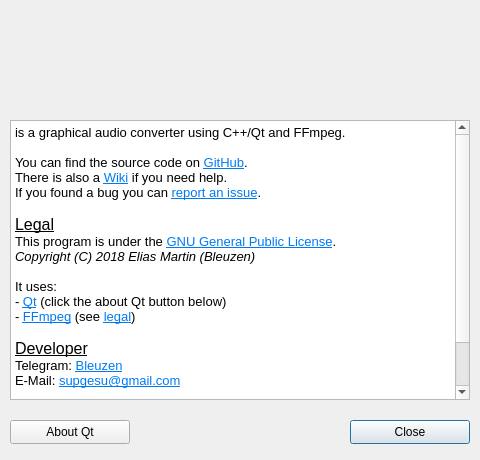
Before: the Qt Designer form src/aboutdialog.ui in Bleuzen/FFaudioConverter, drawn with Qt 5.
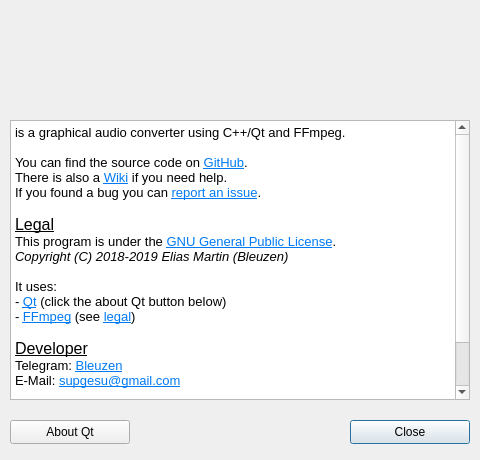
After: the same form once the commit is applied.

```diff
--- a/src/aboutdialog.ui
+++ b/src/aboutdialog.ui
@@ -127,7 +127,7 @@
 &lt;p style=&quot;-qt-paragraph-type:empty; margin-top:0px; margin-bottom:0px; margin-left:0px; margin-right:0px; -qt-block-indent:0; text-indent:0px;&quot;&gt;&lt;br /&gt;&lt;/p&gt;
 &lt;p style=&quot; margin-top:0px; margin-bottom:0px; margin-left:0px; margin-right:0px; -qt-block-indent:0; text-indent:0px;&quot;&gt;&lt;span style=&quot; font-size:12pt; text-decoration: underline;&quot;&gt;Legal&lt;/span&gt;&lt;/p&gt;
 &lt;p style=&quot; margin-top:0px; margin-bottom:0px; margin-left:0px; margin-right:0px; -qt-block-indent:0; text-indent:0px;&quot;&gt;This program is under the &lt;a href=&quot;https://www.gnu.org/licenses/gpl-3.0.txt&quot;&gt;&lt;span style=&quot; text-decoration: underline; color:#007af4;&quot;&gt;GNU General Public License&lt;/span&gt;&lt;/a&gt;.&lt;/p&gt;
-&lt;p style=&quot; margin-top:0px; margin-bottom:0px; margin-left:0px; margin-right:0px; -qt-block-indent:0; text-indent:0px;&quot;&gt;&lt;span style=&quot; font-style:italic;&quot;&gt;Copyright (C) 2018 Elias Martin (Bleuzen)&lt;/span&gt;&lt;/p&gt;
+&lt;p style=&quot; margin-top:0px; margin-bottom:0px; margin-left:0px; margin-right:0px; -qt-block-indent:0; text-indent:0px;&quot;&gt;&lt;span style=&quot; font-style:italic;&quot;&gt;Copyright (C) 2018-2019 Elias Martin (Bleuzen)&lt;/span&gt;&lt;/p&gt;
 &lt;p style=&quot;-qt-paragraph-type:empty; margin-top:0px; margin-bottom:0px; margin-left:0px; margin-right:0px; -qt-block-indent:0; text-indent:0px;&quot;&gt;&lt;br /&gt;&lt;/p&gt;
 &lt;p style=&quot; margin-top:0px; margin-bottom:0px; margin-left:0px; margin-right:0px; -qt-block-indent:0; text-indent:0px;&quot;&gt;It uses:&lt;/p&gt;
 &lt;p style=&quot; margin-top:0px; margin-bottom:0px; margin-left:0px; margin-right:0px; -qt-block-indent:0; text-indent:0px;&quot;&gt;- &lt;a href=&quot;https://www.qt.io/&quot;&gt;&lt;span style=&quot; text-decoration: underline; color:#007af4;&quot;&gt;Qt&lt;/span&gt;&lt;/a&gt; (click the about Qt button below)&lt;/p&gt;
```
Left out of the diff: 11 changed lines with no effect on the pictures.
